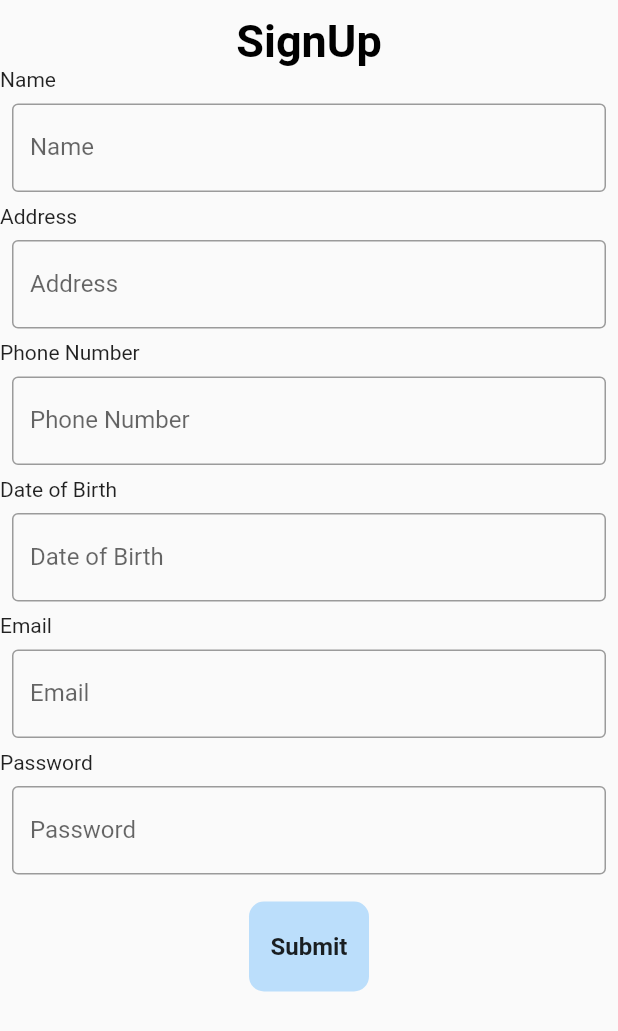
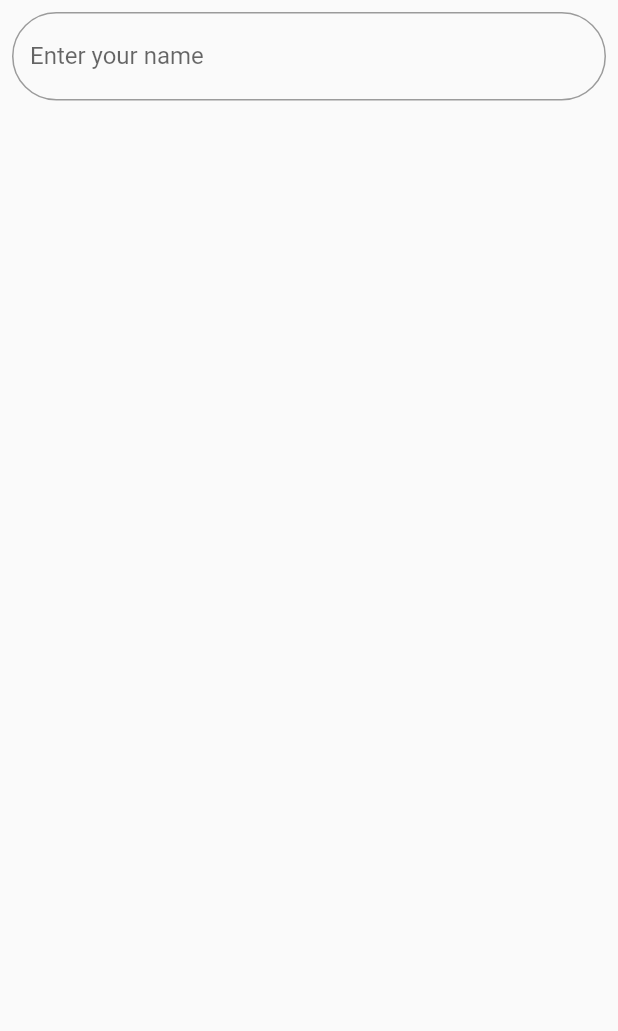
Before and after one commit to ankitsubedi89/flutter-development, a Flutter app: the screen it shows after launch, on a phone screen of 412 x 824 dp. Shown: the top 1031 px of the screen. Run offline on Flutter 3.47's test engine with Material 2 defaults, Android fonts, the phone set to English and light mode, and no system bars; our stand-ins replace get.

Commit message:
signup draft

```diff
--- /dev/null
+++ b/lib/controller/field_controller.dart
@@ -0,0 +1,7 @@
+import 'package:get/get.dart';
+
+class FieldController extends GetxController {
+  var errors = '';
+  var email = "".obs;
+
+  }
--- a/lib/main.dart
+++ b/lib/main.dart
@@ -4,6 +4,7 @@ import 'package:flutter_my_first_project/views/pages/calculator.dart';
 import 'package:flutter_my_first_project/views/pages/home_screen.dart';
 import 'package:flutter_my_first_project/views/components/my_button.dart';
 import 'package:flutter_my_first_project/views/pages/home_screen.dart';
+import 'package:flutter_my_first_project/views/pages/sign_up_screen.dart';
 import 'package:flutter_my_first_project/views/pages/signup_page.dart';
 import 'package:get/get.dart';
 
@@ -12,7 +13,7 @@ void main() {
   // runApp(const MaterialApp(home:HomePage()));
   // runApp(const MaterialApp(home:MyButton()));
   // runApp(const MaterialApp(home:Calculator()));
-  runApp( MaterialApp(home:SignUpPage()));
+  runApp( MaterialApp(home:SignupPage()));
   // runApp(MaterialApp(
   //   home: GetMaterialApp(
   //     title: 'My First Flutter Project',
--- /dev/null
+++ b/lib/views/components/my_field.dart
@@ -0,0 +1,14 @@
+import 'package:flutter/material.dart';
+import 'package:flutter/src/foundation/key.dart';
+import 'package:flutter/src/widgets/framework.dart';
+
+class MyField extends StatelessWidget {
+  final String text;
+  const MyField({Key? key, required this.text}) : super(key: key);
+
+  @override
+  Widget build(BuildContext context) {
+    return Scaffold();
+
+  }
+}
--- a/lib/views/pages/signup_page.dart
+++ b/lib/views/pages/signup_page.dart
@@ -1,106 +1,29 @@
 import 'package:flutter/material.dart';
-import 'package:flutter_my_first_project/views/components/my_button.dart';
 
-class SignUpPage extends StatelessWidget {
-   SignUpPage({Key? key}) : super(key: key);
-
-  final nameController = TextEditingController();
-  final addressController = TextEditingController();
-  final phoneNumberController = TextEditingController();
-  final dateOfBirthController = TextEditingController();
-  final emailController = TextEditingController();
-  final passwordController = TextEditingController();
-  final formKey = GlobalKey<FormState>();
+class SignupPage extends StatelessWidget {
+  final name = TextEditingController();
+   SignupPage({Key? key}) : super(key: key);
 
   @override
   Widget build(BuildContext context) {
-    return SafeArea(
-      child: Scaffold(
-          body: Form(
-        key: formKey,
-        child: SingleChildScrollView(
+    return Scaffold(
+      body: SafeArea(
         child: Column(
           children: [
-              const SizedBox(
-                height: 10,
+            Padding(
+              padding: const EdgeInsets.all(8.0),
+              child: TextField(
+                decoration: InputDecoration(
+                  labelText: "Enter your name",
+                  border: OutlineInputBorder(
+                      borderSide: const BorderSide(width: 3, color: Colors.yellow),
+                      borderRadius: BorderRadius.circular(50.0)),
                 ),
-              const Center(
-                  child: Text(
-                "SignUp",
-                style: TextStyle(
-                  fontSize: 30,
-                  fontWeight: FontWeight.bold,
-                  color: Colors.black,
               ),
-              )),
-              _myField(label: "Name", controller: nameController),
-              _myField(label: "Address", controller: addressController),
-              _myField(label: "Phone Number", controller: phoneNumberController),
-              _myField(label: "Date of Birth", controller: dateOfBirthController),
-              _myField(label: "Email", controller: emailController),
-              _myField(
-                  label: "Password",
-                  obscureText: true,
-                  controller: passwordController),
-              MyButton(
-                onTap: () {
-                  var data = {
-                    "name": nameController.text,
-                    "address": addressController.text,
-                    "phone number": phoneNumberController.text,
-                    "date of birth": dateOfBirthController.text,
-                    "email": emailController.text,
-                    "password": passwordController.text
-                  };
-                  print(data);
-                },
-                text: "Submit",
             )
           ],
         ),
       ),
-      )),
     );
   }
-
-  Widget _myField(
-      {label = "Email",
-      obscureText = false,
-      required TextEditingController controller}) {
-    return Column(
-      children: [
-        Align(
-          alignment: Alignment.centerLeft,
-          child: Text(label, textAlign: TextAlign.left),
-        ),
-        Padding(
-          padding: const EdgeInsets.all(8.0),
-          child: TextFormField(
-            controller: controller,
-            obscureText: obscureText,
-            decoration: InputDecoration(
-              border: const OutlineInputBorder(),
-              labelText: label,
-            ),
-            validator: (value) {
-              if (value == null) {
-                return "Please enter $label";
 }
-              if (value.isEmpty) {
-                return "Please enter $label";
-              }
-              if (!value.contains("@")) {
-                return "Please enter a valid $label";
-              }
-              // if (value) {
-              //   return 'Please enter a valid email';
-              // }
-              return null;
-            },
-          ),
-        ),
-      ],
-    );
-
-  }
-}
```
Also changed, not shown: lib/views/pages/sign_up_screen.dart (added). Lines whose indentation alone changed are shown as unchanged.
